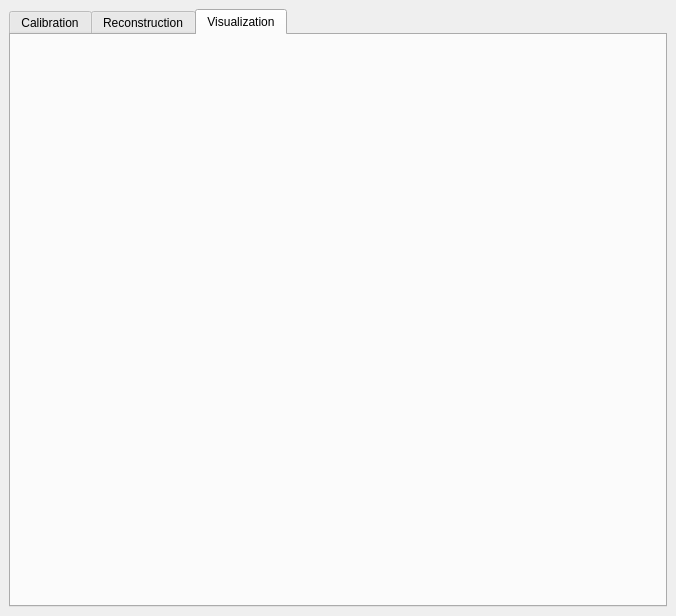
Above: src/TextureReconstructionQt.ui from AlexMorgand/TextureReconstruction before the change. Below: the same form after it.
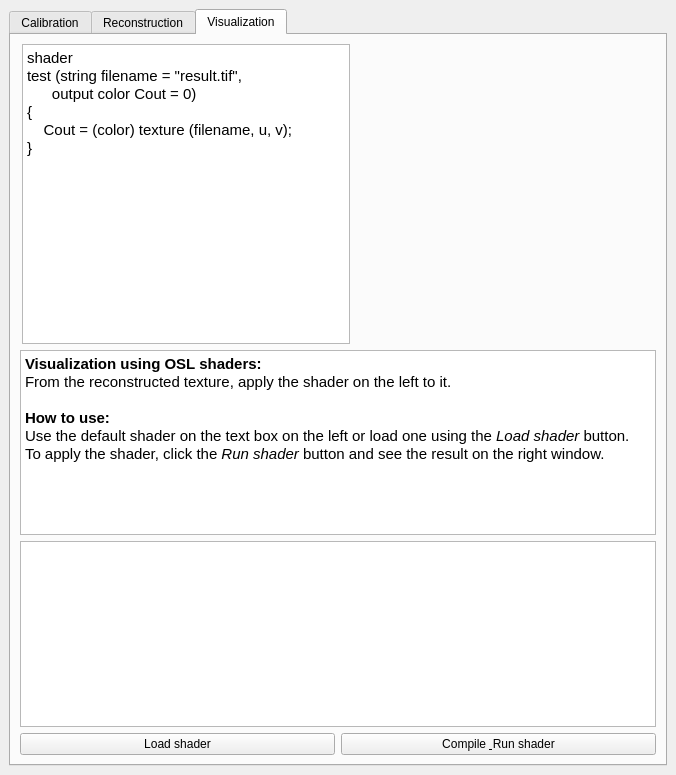
That is the form after the change. The open tabs and pages were chosen to show the change.

Commit message: TextureReconstruction:         Full version including the visualization using an OSL shader. Formatting changes and added console logging for Calibration and Visualization tab.

Patch:
```diff
--- a/src/TextureReconstructionQt.ui
+++ b/src/TextureReconstructionQt.ui
@@ -7,7 +7,7 @@
     <x>0</x>
     <y>0</y>
     <width>676</width>
-    <height>616</height>
+    <height>775</height>
    </rect>
   </property>
   <property name="windowTitle">
@@ -276,11 +276,109 @@
       </widget>
       <widget class="QWidget" name="visualizationTab">
        <property name="enabled">
-        <bool>false</bool>
+        <bool>true</bool>
        </property>
        <attribute name="title">
         <string>Visualization</string>
        </attribute>
+       <layout class="QVBoxLayout" name="verticalLayout_4">
+        <item>
+         <layout class="QHBoxLayout" name="horizontalLayout_7">
+          <property name="leftMargin">
+           <number>2</number>
+          </property>
+          <property name="topMargin">
+           <number>0</number>
+          </property>
+          <property name="bottomMargin">
+           <number>0</number>
+          </property>
+          <item>
+           <widget class="QTextEdit" name="shaderText">
+            <property name="html">
+             <string>&lt;!DOCTYPE HTML PUBLIC &quot;-//W3C//DTD HTML 4.0//EN&quot; &quot;http://www.w3.org/TR/REC-html40/strict.dtd&quot;&gt;
+&lt;html&gt;&lt;head&gt;&lt;meta name=&quot;qrichtext&quot; content=&quot;1&quot; /&gt;&lt;style type=&quot;text/css&quot;&gt;
+p, li { white-space: pre-wrap; }
+&lt;/style&gt;&lt;/head&gt;&lt;body style=&quot; font-family:'Ubuntu'; font-size:11pt; font-weight:400; font-style:normal;&quot;&gt;
+&lt;p style=&quot; margin-top:0px; margin-bottom:0px; margin-left:0px; margin-right:0px; -qt-block-indent:0; text-indent:0px;&quot;&gt;shader&lt;/p&gt;
+&lt;p style=&quot; margin-top:0px; margin-bottom:0px; margin-left:0px; margin-right:0px; -qt-block-indent:0; text-indent:0px;&quot;&gt;test (string filename = &amp;quot;result.tif&amp;quot;,&lt;/p&gt;
+&lt;p style=&quot; margin-top:0px; margin-bottom:0px; margin-left:0px; margin-right:0px; -qt-block-indent:0; text-indent:0px;&quot;&gt;      output color Cout = 0)&lt;/p&gt;
+&lt;p style=&quot; margin-top:0px; margin-bottom:0px; margin-left:0px; margin-right:0px; -qt-block-indent:0; text-indent:0px;&quot;&gt;{&lt;/p&gt;
+&lt;p style=&quot; margin-top:0px; margin-bottom:0px; margin-left:0px; margin-right:0px; -qt-block-indent:0; text-indent:0px;&quot;&gt;    Cout = (color) texture (filename, u, v);&lt;/p&gt;
+&lt;p style=&quot; margin-top:0px; margin-bottom:0px; margin-left:0px; margin-right:0px; -qt-block-indent:0; text-indent:0px;&quot;&gt;}&lt;/p&gt;
+&lt;p style=&quot;-qt-paragraph-type:empty; margin-top:0px; margin-bottom:0px; margin-left:0px; margin-right:0px; -qt-block-indent:0; text-indent:0px;&quot;&gt;&lt;br /&gt;&lt;/p&gt;&lt;/body&gt;&lt;/html&gt;</string>
+            </property>
+           </widget>
+          </item>
+          <item>
+           <widget class="QLabel" name="OSLResult">
+            <property name="minimumSize">
+             <size>
+              <width>300</width>
+              <height>300</height>
+             </size>
+            </property>
+            <property name="maximumSize">
+             <size>
+              <width>300</width>
+              <height>300</height>
+             </size>
+            </property>
+            <property name="text">
+             <string/>
+            </property>
+            <property name="scaledContents">
+             <bool>false</bool>
+            </property>
+            <property name="alignment">
+             <set>Qt::AlignLeading|Qt::AlignLeft|Qt::AlignVCenter</set>
+            </property>
+           </widget>
+          </item>
+         </layout>
+        </item>
+        <item>
+         <widget class="QTextBrowser" name="textBrowser_3">
+          <property name="html">
+           <string>&lt;!DOCTYPE HTML PUBLIC &quot;-//W3C//DTD HTML 4.0//EN&quot; &quot;http://www.w3.org/TR/REC-html40/strict.dtd&quot;&gt;
+&lt;html&gt;&lt;head&gt;&lt;meta name=&quot;qrichtext&quot; content=&quot;1&quot; /&gt;&lt;style type=&quot;text/css&quot;&gt;
+p, li { white-space: pre-wrap; }
+&lt;/style&gt;&lt;/head&gt;&lt;body style=&quot; font-family:'Ubuntu'; font-size:11pt; font-weight:400; font-style:normal;&quot;&gt;
+&lt;p style=&quot; margin-top:0px; margin-bottom:0px; margin-left:0px; margin-right:0px; -qt-block-indent:0; text-indent:0px;&quot;&gt;&lt;span style=&quot; font-weight:600;&quot;&gt;Visualization using OSL shaders:&lt;/span&gt;&lt;/p&gt;
+&lt;p style=&quot; margin-top:0px; margin-bottom:0px; margin-left:0px; margin-right:0px; -qt-block-indent:0; text-indent:0px;&quot;&gt;From the reconstructed texture, apply the shader on the left to it.&lt;/p&gt;
+&lt;p style=&quot;-qt-paragraph-type:empty; margin-top:0px; margin-bottom:0px; margin-left:0px; margin-right:0px; -qt-block-indent:0; text-indent:0px;&quot;&gt;&lt;br /&gt;&lt;/p&gt;
+&lt;p style=&quot; margin-top:0px; margin-bottom:0px; margin-left:0px; margin-right:0px; -qt-block-indent:0; text-indent:0px;&quot;&gt;&lt;span style=&quot; font-weight:600;&quot;&gt;How to use:&lt;/span&gt;&lt;/p&gt;
+&lt;p style=&quot; margin-top:0px; margin-bottom:0px; margin-left:0px; margin-right:0px; -qt-block-indent:0; text-indent:0px;&quot;&gt;Use the default shader on the text box on the left or load one using the &lt;span style=&quot; font-style:italic;&quot;&gt;Load shader&lt;/span&gt; button.&lt;/p&gt;
+&lt;p style=&quot; margin-top:0px; margin-bottom:0px; margin-left:0px; margin-right:0px; -qt-block-indent:0; text-indent:0px;&quot;&gt;To apply the shader, click the &lt;span style=&quot; font-style:italic;&quot;&gt;Run shader&lt;/span&gt; button and see the result on the right window.&lt;/p&gt;&lt;/body&gt;&lt;/html&gt;</string>
+          </property>
+         </widget>
+        </item>
+        <item>
+         <widget class="QTextBrowser" name="visualizationOutput">
+          <property name="enabled">
+           <bool>true</bool>
+          </property>
+         </widget>
+        </item>
+        <item>
+         <layout class="QHBoxLayout" name="horizontalLayout_8">
+          <item>
+           <widget class="QPushButton" name="loadShaderButton">
+            <property name="text">
+             <string>Load shader</string>
+            </property>
+           </widget>
+          </item>
+          <item>
+           <widget class="QPushButton" name="runShaderButton">
+            <property name="text">
+             <string>Compile &amp; Run shader</string>
+            </property>
+           </widget>
+          </item>
+         </layout>
+        </item>
+       </layout>
       </widget>
      </widget>
     </item>
```
Left out of the diff: 9 changed lines with no effect on the pictures. The commit also changes 4 other files.
